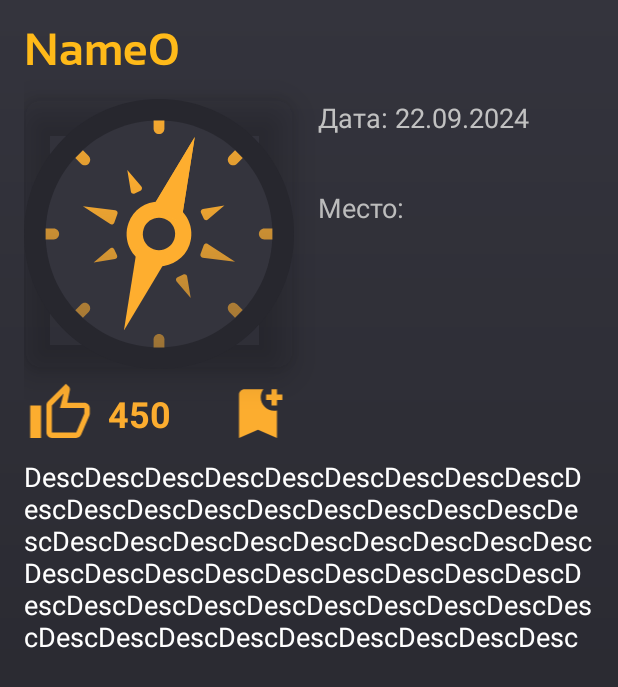
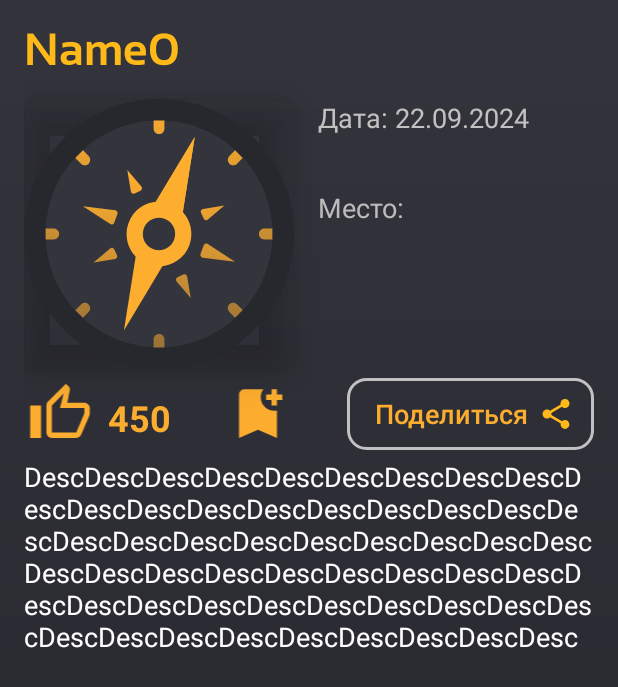
Before and after one commit to Svomix/MeetyourMatch, an Android app: the fragment RecomendationsFragment placed in its activity, after a tap on an icon or button, on a phone screen of 412 x 824 dp. Shown: the top 687 px of the screen. Run offline under Robolectric (Android 15) with nearby library versions, the light colour scheme and no system bars; Roboto replaces fonts that are not available here.

Commit message:
Added more button

```diff
--- a/android/app/src/main/java/com/javanostra/meetyourmatch/fragment/RecomendationsFragment.java
+++ b/android/app/src/main/java/com/javanostra/meetyourmatch/fragment/RecomendationsFragment.java
@@ -33,7 +33,7 @@ public class RecomendationsFragment extends Fragment implements GestureDetector.
     private TextView event_title;
     private TextView event_description;
     private ImageView event_full_description;
-    private ImageView event_search;
+    private ImageView event_refresh;
     private ImageButton like_button;
     private ImageButton dislike_button;
     private GestureDetector gestureDetector;
@@ -48,7 +48,7 @@ public class RecomendationsFragment extends Fragment implements GestureDetector.
         event_title = view.findViewById(R.id.event_title);
         event_description = view.findViewById(R.id.event_description);
         event_full_description = view.findViewById(R.id.event_full_description);
-        event_search = view.findViewById(R.id.event_search);
+        event_refresh = view.findViewById(R.id.event_refresh);
         like_button = view.findViewById(R.id.like_button);
         dislike_button = view.findViewById(R.id.dislike_button);
         action_image_view = view.findViewById(R.id.action_image_view);
@@ -67,7 +67,7 @@ public class RecomendationsFragment extends Fragment implements GestureDetector.
         displayCurrentEvent();
 
         event_full_description.setOnClickListener(v -> handleDescription(events.get(currentEventIndex)));
-        event_search.setOnClickListener(v -> handleSearch());
+        event_refresh.setOnClickListener(v -> handleRefresh());
         like_button.setOnClickListener(v -> handleLike());
         dislike_button.setOnClickListener(v -> handleDislike());
 
@@ -99,10 +99,11 @@ public class RecomendationsFragment extends Fragment implements GestureDetector.
         startActivity(intent);
     }
 
-    private void handleSearch() {
-        if (listener != null) {
-            listener.onSwitchToSearch();
-        }
+    private void handleRefresh() {
+        currentEventIndex++;
+        showActionImage(R.drawable.ic_baseline_refresh_24);
+
+        displayCurrentEvent();
     }
 
     public interface OnRecommendationsInteractionListener {
@@ -177,7 +178,7 @@ public class RecomendationsFragment extends Fragment implements GestureDetector.
                 if (diffY > 0) { // toDOWN
                     animateSwipeToDown(getView().findViewById(R.id.root_layout));
                 } else { // toUP
-                    animateSwipeToUp(getView().findViewById(R.id.root_layout));
+                    animateSwipeToUp(getView().findViewById(R.id.root_layout), this::handleRefresh);
                 }
                 return true;
             }
@@ -200,15 +201,14 @@ public class RecomendationsFragment extends Fragment implements GestureDetector.
                 .start();
     }
 
-    private void animateSwipeToUp(View view) {
-        handleSearch();
+    private void animateSwipeToUp(View view, Runnable onSwipeComplete) {
         view.animate()
                 .translationY(-view.getHeight() / 3)
                 .setDuration(400)
                 .withEndAction(() -> {
                     view.setTranslationY(0);
                     view.setAlpha(0f);
-
+                    onSwipeComplete.run();
                     view.animate()
                             .alpha(1f)
                             .setDuration(1000)
--- /dev/null
+++ b/android/app/src/main/res/drawable/ic_baseline_refresh_24.xml
@@ -0,0 +1,5 @@
+<vector xmlns:android="http://schemas.android.com/apk/res/android" android:height="24dp" android:tint="#FFFFFF" android:viewportHeight="24" android:viewportWidth="24" android:width="24dp">
+
+    <path android:fillColor="@android:color/white" android:pathData="M17.65,6.35C16.2,4.9 14.21,4 12,4c-4.42,0 -7.99,3.58 -7.99,8s3.57,8 7.99,8c3.73,0 6.84,-2.55 7.73,-6h-2.08c-0.82,2.33 -3.04,4 -5.65,4 -3.31,0 -6,-2.69 -6,-6s2.69,-6 6,-6c1.66,0 3.14,0.69 4.22,1.78L13,11h7V4l-2.35,2.35z"/>
+
+</vector>
--- /dev/null
+++ b/android/app/src/main/res/drawable/ic_baseline_share_24.xml
@@ -0,0 +1,5 @@
+<vector xmlns:android="http://schemas.android.com/apk/res/android" android:height="24dp" android:tint="#FFFFFF" android:viewportHeight="24" android:viewportWidth="24" android:width="24dp">
+
+    <path android:fillColor="@android:color/white" android:pathData="M18,16.08c-0.76,0 -1.44,0.3 -1.96,0.77L8.91,12.7c0.05,-0.23 0.09,-0.46 0.09,-0.7s-0.04,-0.47 -0.09,-0.7l7.05,-4.11c0.54,0.5 1.25,0.81 2.04,0.81 1.66,0 3,-1.34 3,-3s-1.34,-3 -3,-3 -3,1.34 -3,3c0,0.24 0.04,0.47 0.09,0.7L8.04,9.81C7.5,9.31 6.79,9 6,9c-1.66,0 -3,1.34 -3,3s1.34,3 3,3c0.79,0 1.5,-0.31 2.04,-0.81l7.12,4.16c-0.05,0.21 -0.08,0.43 -0.08,0.65 0,1.61 1.31,2.92 2.92,2.92 1.61,0 2.92,-1.31 2.92,-2.92s-1.31,-2.92 -2.92,-2.92z"/>
+
+</vector>
--- a/android/app/src/main/res/layout/activity_event_details.xml
+++ b/android/app/src/main/res/layout/activity_event_details.xml
@@ -111,7 +111,8 @@
         android:textStyle="bold"
         app:layout_constraintBottom_toBottomOf="@+id/likeButton"
         app:layout_constraintStart_toEndOf="@+id/likeButton"
-        app:layout_constraintTop_toBottomOf="@+id/cardView" />
+        app:layout_constraintTop_toTopOf="@+id/likeButton"
+        app:layout_constraintVertical_bias="0.0" />
 
     <ImageButton
         android:id="@+id/calendarButton"
@@ -125,4 +126,23 @@
         app:layout_constraintTop_toTopOf="@+id/likeButton"
         app:srcCompat="@drawable/ic_baseline_bookmark_add_24" />
 
+    <Button
+        android:id="@+id/shareButton"
+        android:layout_width="wrap_content"
+        android:layout_height="wrap_content"
+        android:background="@drawable/everyday_border"
+        android:backgroundTint="#C1C1C1"
+        android:drawableEnd="@drawable/ic_baseline_share_24"
+        android:drawablePadding="3pt"
+        android:drawableTint="#FFBA19"
+        android:paddingStart="8pt"
+        android:paddingEnd="6pt"
+        android:text="Поделиться"
+        android:textAllCaps="false"
+        android:textColor="#FCAD2F"
+        android:textSize="18dp"
+        app:layout_constraintBottom_toBottomOf="@+id/likeButton"
+        app:layout_constraintEnd_toEndOf="parent"
+        app:layout_constraintTop_toTopOf="@+id/likeButton" />
+
 </androidx.constraintlayout.widget.ConstraintLayout>
```
Also changed, not shown: android/app/src/main/res/layout/fragment_recomendations.xml (+15 -15 lines).
